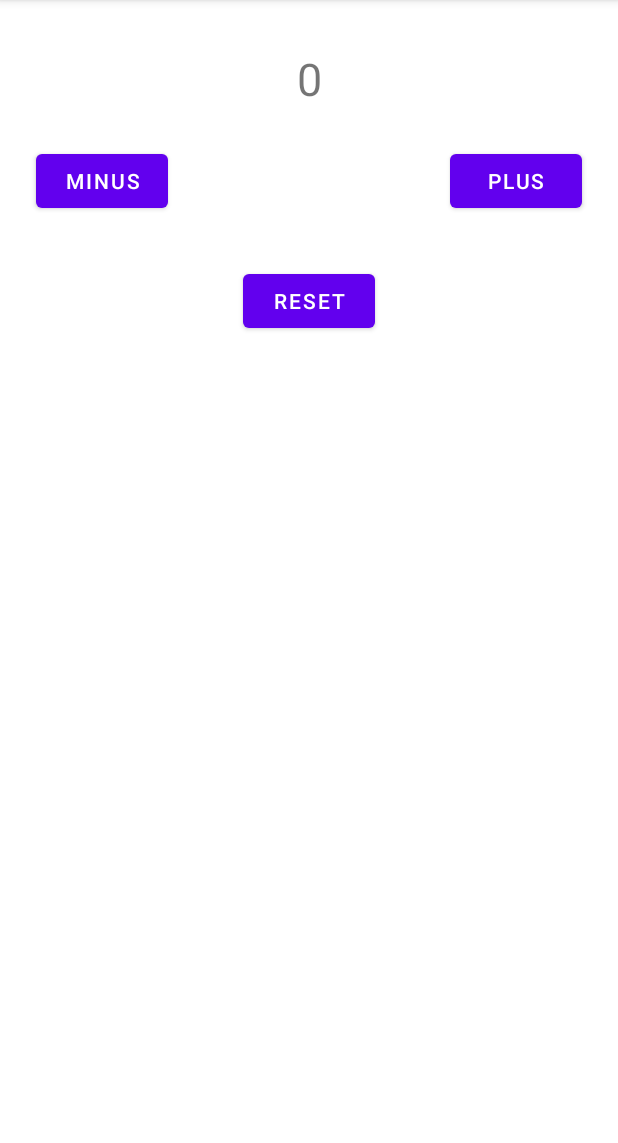
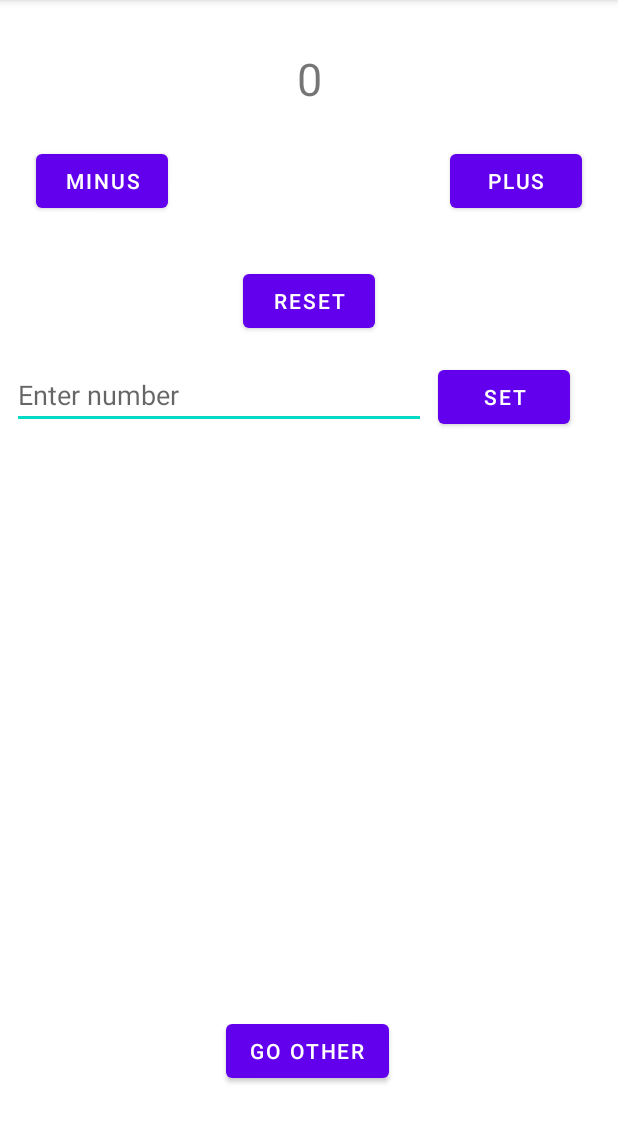
Before and after one commit to LinaLi-dotcom/Androidv2medBill, an Android app: the screen it shows after launch (MainActivity), on a phone screen of 412 x 824 dp, the part 84-1227 px from its top. Run offline under Robolectric (Android 15) with nearby library versions, the phone set to English and light mode, and no system bars.

Commit message:
har lagt till textfeild, setButton, har förbrett att gå till annan view

```diff
--- a/app/src/main/AndroidManifest.xml
+++ b/app/src/main/AndroidManifest.xml
@@ -9,6 +9,7 @@
         android:roundIcon="@mipmap/ic_launcher_round"
         android:supportsRtl="true"
         android:theme="@style/Theme.PIA9Vecka2MedBill">
+        <activity android:name=".OtherActivity"></activity>
         <activity android:name=".MainActivity">
             <intent-filter>
                 <action android:name="android.intent.action.MAIN" />
--- a/app/src/main/java/com/example/pia9vecka2medbill/MainActivity.kt
+++ b/app/src/main/java/com/example/pia9vecka2medbill/MainActivity.kt
@@ -2,7 +2,9 @@ package com.example.pia9vecka2medbill
 
 import androidx.appcompat.app.AppCompatActivity
 import android.os.Bundle
+import android.util.Log
 import android.widget.Button
+import android.widget.EditText
 import android.widget.TextView
 
 class MainActivity : AppCompatActivity() {
@@ -35,13 +37,45 @@ class MainActivity : AppCompatActivity() {
 
         var resetButton = findViewById<Button>(R.id.resetButton)
         resetButton.setOnClickListener {
-            counterNumber = 0
+            resetCounting()
+        }
+
+        var setNumberButton = findViewById<Button>(R.id.setNumberButton)
+        setNumberButton.setOnClickListener {
+            var numberEditText = findViewById<EditText>(R.id.numberEditText)
+            var enteredText = numberEditText.text.toString()
+            Log.d("PIA9Debug", enteredText)
+
+            /*
+            var enteredNumber =  enteredText.toIntOrNull()!!
+            if (enteredNumber != null)
+            {
+                counterNumber = enteredNumber
+            }
+            */
+
+            enteredText.toIntOrNull()?.let { enteredNumber ->
+                counterNumber = enteredNumber
+            }
             counterTextView.text = counterNumber.toString()
+
+            numberEditText.setText("")
 
         }
 
+        var goOtherButton = findViewById<Button>(R.id.goOtherButton)
+        goOtherButton.setOnClickListener {
 
+            Log.d("PIADEBUG", "let's go")
+        }
 
 
     }
+
+    fun resetCounting()
+    {
+        counterNumber = 0
+        var counterTextView: TextView = findViewById<TextView>(R.id.countertextView)
+        counterTextView.text = counterNumber.toString()
+    }
 }
--- a/app/src/main/res/layout/activity_main.xml
+++ b/app/src/main/res/layout/activity_main.xml
@@ -6,6 +6,34 @@
     android:layout_height="match_parent"
     android:scrollbarSize="30dp"
     tools:context=".MainActivity">
+
+    <Button
+        android:id="@+id/goOtherButton"
+        android:layout_width="wrap_content"
+        android:layout_height="wrap_content"
+        android:layout_marginTop="440dp"
+        android:layout_marginEnd="8dp"
+        android:layout_marginRight="8dp"
+        android:layout_marginBottom="32dp"
+        android:text="Go Other"
+        app:layout_constraintBottom_toBottomOf="parent"
+        app:layout_constraintEnd_toEndOf="parent"
+        app:layout_constraintHorizontal_bias="0.511"
+        app:layout_constraintStart_toStartOf="parent"
+        app:layout_constraintTop_toBottomOf="@+id/resetButton" />
+
+    <Button
+        android:id="@+id/setNumberButton"
+        android:layout_width="wrap_content"
+        android:layout_height="wrap_content"
+        android:layout_marginTop="16dp"
+        android:layout_marginEnd="8dp"
+        android:layout_marginRight="8dp"
+        android:text="Set"
+        app:layout_constraintEnd_toEndOf="parent"
+        app:layout_constraintHorizontal_bias="0.925"
+        app:layout_constraintStart_toStartOf="parent"
+        app:layout_constraintTop_toBottomOf="@+id/resetButton" />
 
     <Button
         android:id="@+id/resetButton"
@@ -49,4 +77,20 @@
         android:text="Plus"
         app:layout_constraintEnd_toEndOf="parent"
         app:layout_constraintTop_toBottomOf="@+id/countertextView" />
+
+    <EditText
+        android:id="@+id/numberEditText"
+        android:layout_width="0dp"
+        android:layout_height="wrap_content"
+        android:layout_marginStart="8dp"
+        android:layout_marginLeft="8dp"
+        android:layout_marginTop="16dp"
+        android:layout_marginEnd="8dp"
+        android:layout_marginRight="8dp"
+        android:ems="10"
+        android:hint="Enter number"
+        android:inputType="textPersonName"
+        app:layout_constraintEnd_toStartOf="@+id/setNumberButton"
+        app:layout_constraintStart_toStartOf="parent"
+        app:layout_constraintTop_toBottomOf="@+id/resetButton" />
 </androidx.constraintlayout.widget.ConstraintLayout>
```
Also changed, not shown: app/src/main/java/com/example/pia9vecka2medbill/OtherActivity.kt (added, +11 -0 lines), app/src/main/res/layout/activity_other.xml (added, +19 -0 lines).
